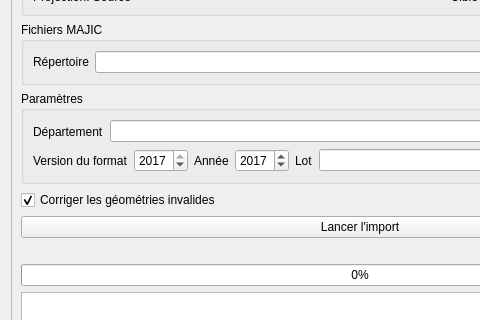
Old version of the form forms/cadastre_import_form.ui in the repository 3liz/QgisCadastrePlugin; both pictures show x 0 to 480 and y 253 to 573 of the 720 by 694 pixel window.
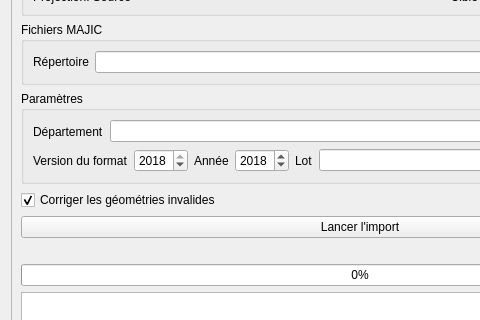
New version of the form. Icons and pictures are not drawn. Custom widgets are drawn as their Qt base class.

Commit message: Import - Ajout du support du millésime 2018

```diff
--- a/forms/cadastre_import_form.ui
+++ b/forms/cadastre_import_form.ui
@@ -354,10 +354,10 @@
                <number>2012</number>
               </property>
               <property name="maximum">
-               <number>2017</number>
+               <number>2018</number>
               </property>
               <property name="value">
-               <number>2017</number>
+               <number>2018</number>
               </property>
              </widget>
             </item>
@@ -380,7 +380,7 @@
                <number>2020</number>
               </property>
               <property name="value">
-               <number>2017</number>
+               <number>2018</number>
               </property>
              </widget>
             </item>
```
The commit also changes 7 other files.
